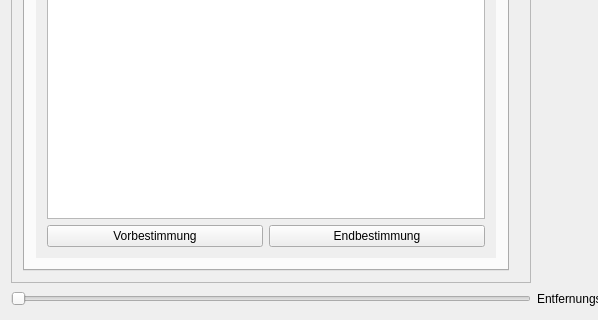
Old version of the form mainwindow.ui in the repository ifaoe/2014-10-Bird-View; both pictures show x 0 to 598 and y 579 to 899 of the 1185 by 899 pixel window.
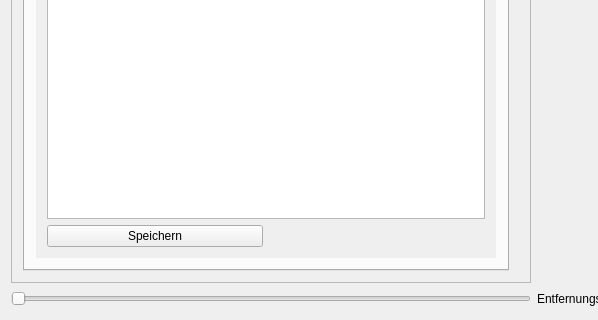
New version of the form. The open tabs and pages were chosen to show the change.

What changed in the file:
```diff
--- a/mainwindow.ui
+++ b/mainwindow.ui
@@ -79,8 +79,8 @@
         <rect>
          <x>0</x>
          <y>0</y>
-         <width>518</width>
-         <height>852</height>
+         <width>505</width>
+         <height>849</height>
         </rect>
        </property>
        <layout class="QVBoxLayout" name="verticalLayout">
@@ -957,7 +957,7 @@
                  <x>0</x>
                  <y>0</y>
                  <width>460</width>
-                 <height>521</height>
+                 <height>515</height>
                 </rect>
                </property>
                <property name="minimumSize">
@@ -977,14 +977,7 @@
                 <item row="3" column="0">
                  <widget class="QPushButton" name="btnNoSightPre">
                   <property name="text">
-                   <string>Vorbestimmung</string>
-                  </property>
-                 </widget>
-                </item>
-                <item row="3" column="1">
-                 <widget class="QPushButton" name="btnNoSightEnd">
-                  <property name="text">
-                   <string>Endbestimmung</string>
+                   <string>Speichern</string>
                   </property>
                  </widget>
                 </item>
```
Left out of the diff: 30 changed lines with no effect on the pictures.
